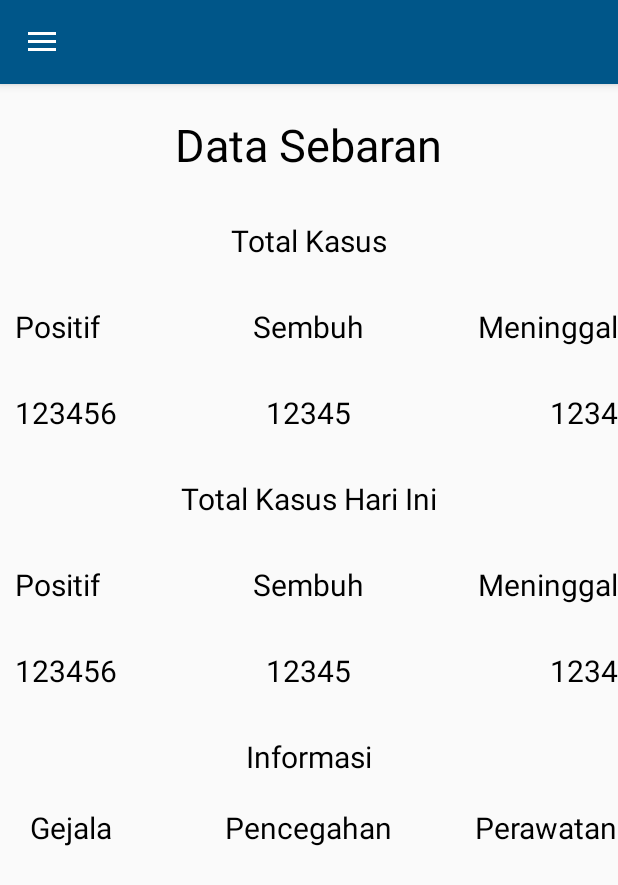
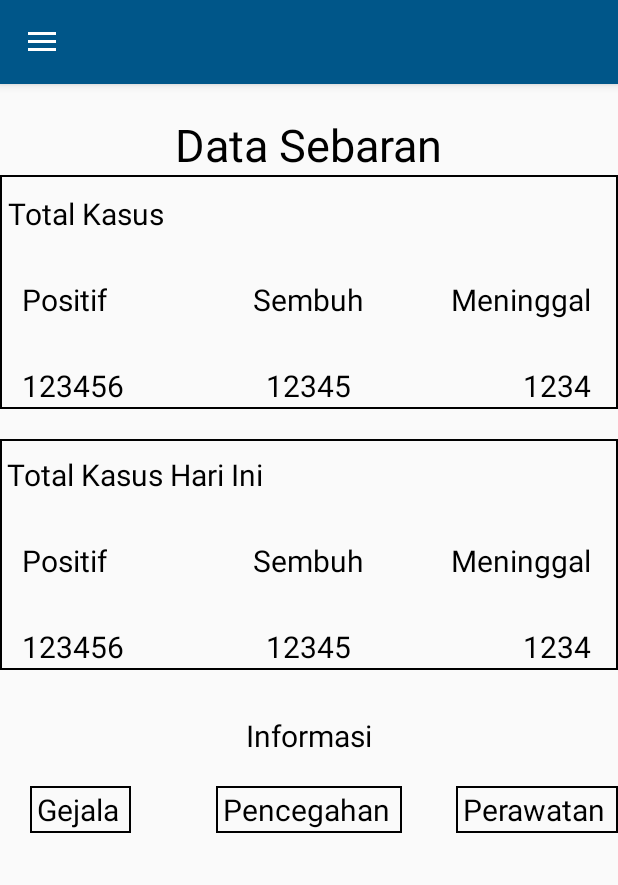
Before and after one commit to raliesebastiandarius/Tubes---Covid---P3B, an Android app: the screen it shows after launch (MainActivity), on a phone screen of 412 x 824 dp. Shown: the top 885 px of the screen. Run offline under Robolectric (Android 15) with nearby library versions, the phone set to English and light mode, and no system bars.

Commit message:
nambahin kotak sama rapihin layout news

```diff
--- /dev/null
+++ b/app/src/main/res/drawable/background.xml
@@ -0,0 +1,13 @@
+<?xml version="1.0" encoding="utf-8"?>
+<shape xmlns:android="http://schemas.android.com/apk/res/android"
+    android:shape="rectangle">
+    <stroke
+        android:width="1dp"
+        android:color="@android:color/black" />
+
+    <padding
+    android:top="2dp"
+    android:bottom="2dp"
+    android:left="5dp"
+    android:right="8dp" />
+</shape>
--- a/app/src/main/res/layout/activity_main.xml
+++ b/app/src/main/res/layout/activity_main.xml
@@ -5,7 +5,8 @@
     android:id="@+id/drawer_layout"
     android:layout_width="match_parent"
     android:layout_height="match_parent"
-    tools:context=".MainActivity">
+    tools:context=".MainActivity"
+    >
     <LinearLayout
         android:layout_width="match_parent"
         android:layout_height="match_parent"
@@ -19,6 +20,7 @@
             app:popupTheme="@style/ThemeOverlay.AppCompat.Light"
             android:theme="@style/ThemeOverlay.AppCompat.Dark.ActionBar"
             android:elevation="4dp"
+
             android:background="?attr/colorPrimary"/>
 
         <FrameLayout
--- a/app/src/main/res/layout/fragment_main.xml
+++ b/app/src/main/res/layout/fragment_main.xml
@@ -5,6 +5,8 @@
     android:layout_width="match_parent"
     android:layout_height="match_parent"
     android:orientation="horizontal">
+
+
 
     <TextView
         android:layout_width="wrap_content"
@@ -18,16 +20,23 @@
         android:id="@+id/tv_halaman">
     </TextView>
 
+    <RelativeLayout
+        android:layout_width="match_parent"
+        android:layout_height="wrap_content"
+        android:id="@+id/bagian_totalKasus"
+        android:background="@drawable/background"
+        android:layout_below="@id/tv_halaman">
+
         <TextView
             android:layout_width="wrap_content"
             android:layout_height="wrap_content"
             android:text="Total Kasus"
             android:textSize="20dp"
-        android:layout_marginTop="30dp"
+            android:layout_marginTop="10dp"
             android:textColor="#000000"
-        android:layout_below="@+id/tv_halaman"
-        android:layout_centerInParent="true"
-        android:id="@+id/tv_total">
+            android:id="@+id/tv_total"
+            android:gravity="top|center_horizontal">
+
         </TextView>
 
         <TextView
@@ -65,8 +74,7 @@
             android:layout_marginTop="30dp"
             android:textColor="#000000"
             android:layout_below="@+id/tv_total"
-    android:layout_centerInParent="true"
-    >
+            android:layout_centerInParent="true">
         </TextView>
 
         <TextView
@@ -106,21 +114,32 @@
             android:layout_marginRight="10dp"
             android:textColor="#000000"
             android:layout_below="@+id/tv_meninggal"
-        android:layout_alignParentRight="true"
-        >
+            android:layout_alignParentRight="true">
         </TextView>
+    </RelativeLayout>
+
+    <RelativeLayout
+        android:layout_width="match_parent"
+        android:layout_height="20dp"
+        android:layout_below="@+id/bagian_totalKasus"
+        android:id="@+id/kosong"/>
+
+    <RelativeLayout
+        android:layout_width="match_parent"
+        android:layout_height="wrap_content"
+        android:layout_below="@+id/kosong"
+        android:id="@+id/bagian_kasusHariIni"
+        android:background="@drawable/background"
+        android:paddingTop="10dp">
+
 
         <TextView
+            android:id="@+id/tv_today"
             android:layout_width="wrap_content"
             android:layout_height="wrap_content"
             android:text="Total Kasus Hari Ini"
-        android:textSize="20dp"
-        android:layout_marginTop="30dp"
             android:textColor="#000000"
-        android:layout_below="@+id/tv_angkaMeninggal"
-        android:layout_centerInParent="true"
-        android:id="@+id/tv_today">
-    </TextView>
+            android:textSize="20dp"/>
 
         <TextView
             android:layout_width="wrap_content"
@@ -131,9 +150,9 @@
             android:layout_marginTop="30dp"
             android:layout_marginLeft="10dp"
             android:textColor="#000000"
-        android:layout_below="@+id/tv_today"
-        >
+            android:layout_below="@+id/tv_today">
         </TextView>
+
 
         <TextView
             android:layout_width="wrap_content"
@@ -148,6 +167,7 @@
             >
         </TextView>
 
+
         <TextView
             android:layout_width="wrap_content"
             android:layout_height="wrap_content"
@@ -161,6 +181,8 @@
             >
         </TextView>
 
+
+
         <TextView
             android:layout_width="wrap_content"
             android:layout_height="wrap_content"
@@ -173,6 +195,8 @@
             android:layout_centerInParent="true"
             >
         </TextView>
+
+
 
         <TextView
             android:layout_width="wrap_content"
@@ -188,6 +212,8 @@
             >
         </TextView>
 
+
+
         <TextView
             android:layout_width="wrap_content"
             android:layout_height="wrap_content"
@@ -202,6 +228,8 @@
             >
         </TextView>
 
+    </RelativeLayout>
+
     <TextView
         android:layout_width="wrap_content"
         android:layout_height="wrap_content"
@@ -209,7 +237,7 @@
         android:textSize="20dp"
         android:layout_marginTop="30dp"
         android:textColor="#000000"
-        android:layout_below="@+id/tv_angkaMeninggalToday"
+        android:layout_below="@+id/bagian_kasusHariIni"
         android:layout_centerInParent="true"
         android:id="@+id/tv_informasi">
     </TextView>
@@ -221,9 +249,12 @@
          android:onClick="onClick"
          android:textSize="20dp"
          android:id="@+id/tv_gejala"
+         android:background="@drawable/background"
          android:textColor="#000000"
          android:layout_margin="20dp"
          android:layout_below="@id/tv_informasi"
+         android:layout_alignParentLeft="true"
+         android:layout_marginLeft="10dp"
          android:text="Gejala">
      </TextView>
 
@@ -235,11 +266,13 @@
         android:textSize="20dp"
         android:id="@+id/tv_pencegahan"
         android:textColor="#000000"
+        android:background="@drawable/background"
         android:layout_margin="20dp"
         android:layout_below="@id/tv_informasi"
         android:layout_centerInParent="true"
         android:text="Pencegahan">
     </TextView>
+
 
     <TextView
         android:layout_height="wrap_content"
@@ -250,7 +283,9 @@
         android:id="@+id/tv_perawatan"
         android:textColor="#000000"
         android:layout_margin="20dp"
+        android:background="@drawable/background"
         android:layout_below="@id/tv_informasi"
+        android:layout_marginRight="20dp"
         android:layout_alignParentRight="true"
         android:text="Perawatan">
     </TextView>
```
Also changed, not shown: app/src/main/res/layout/fragment_news.xml (+19 -24 lines). Lines whose indentation alone changed are shown as unchanged.
